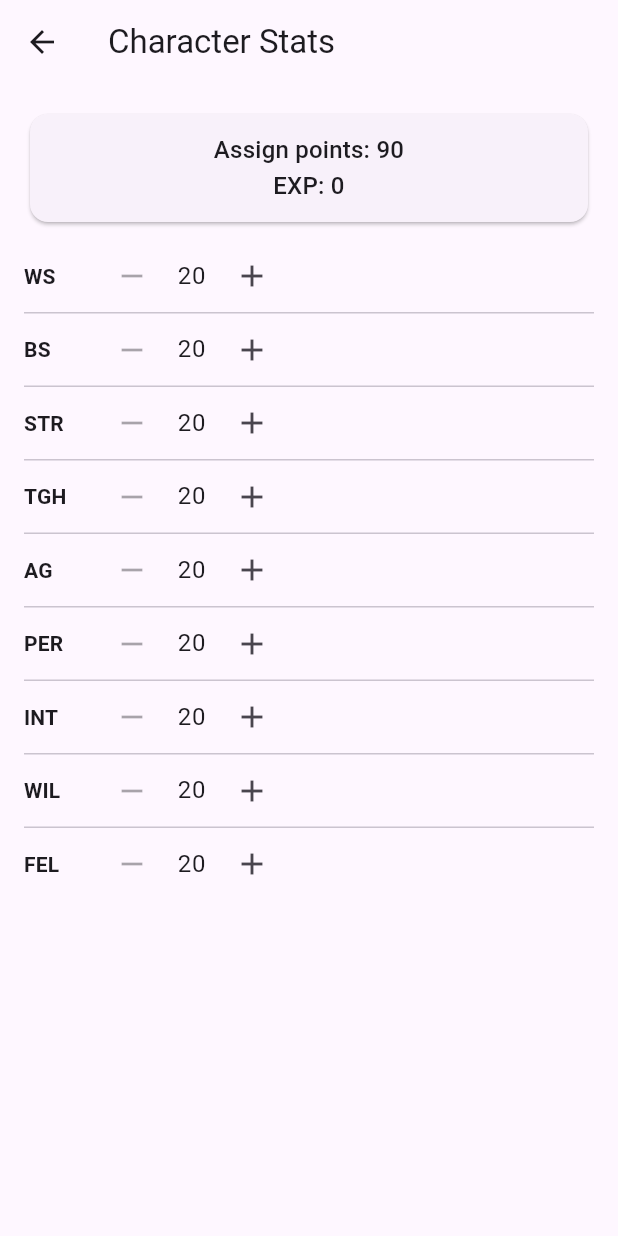
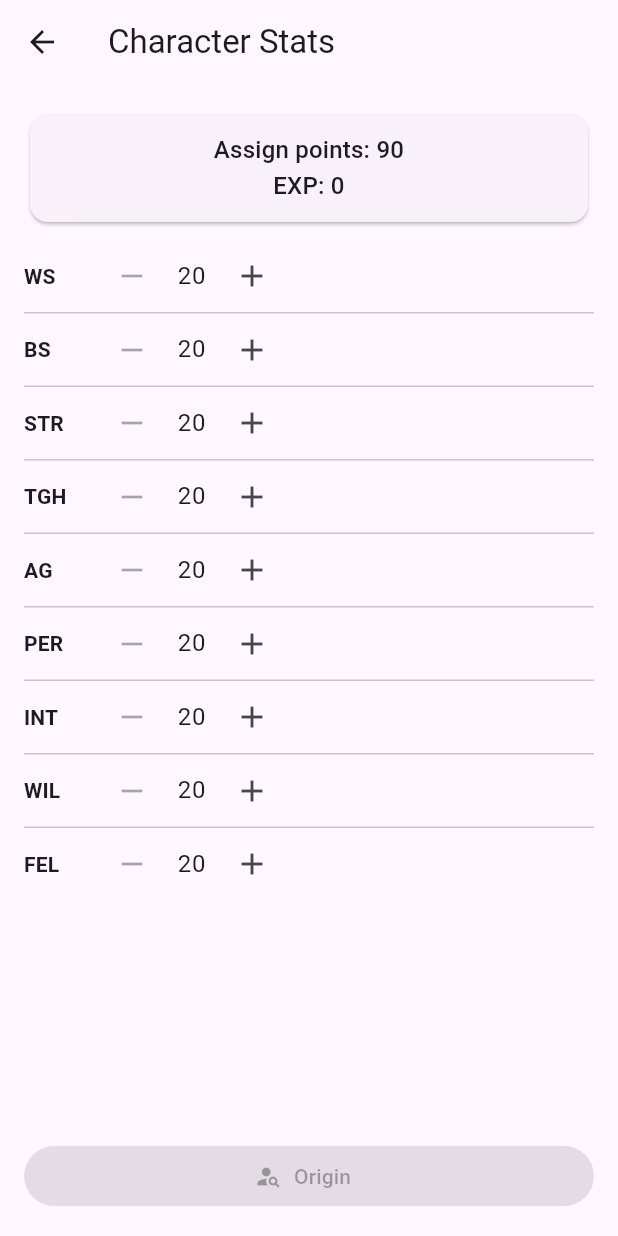
Before and after one commit to Ankater/patron_dossier, a Flutter app: the CharacterCreationScreen screen opened directly with empty values, on a phone screen of 412 x 824 dp. Run offline on Flutter 3.47's test engine with Material 3 defaults, Android fonts, the phone set to English and light mode, and no system bars.

Commit message:
Add Origins screen and navigation logic to character creation.
- Create `OriginsScreen` as a placeholder for character origin selection.
- Add an "Origin" button to `CharacterCreationScreen` with conditional enabling logic based on creation mode and stat allocation.
- Implement navigation to `OriginsScreen` when the "Origin" button is enabled and pressed.
- Refactor `_buildStatList` from a lazy `ListView` to an eager `Column` within a `SingleChildScrollView` to ensure all rows are available for widget testing.
- Add widget tests to verify Origin button states (enabled/disabled) and navigation behavior across different creation modes.

```diff
--- a/lib/features/characters/screens/character_creation_screen.dart
+++ b/lib/features/characters/screens/character_creation_screen.dart
@@ -8,6 +8,7 @@ import '../models/character_stats.dart';
 import '../models/dice_roller.dart';
 import '../models/stat_definition.dart';
 import '../widgets/stat_row.dart';
+import 'origins_screen.dart';
 
 class CharacterCreationScreen extends StatefulWidget {
   const CharacterCreationScreen({super.key, required this.mode});
@@ -103,6 +104,15 @@ class _CharacterCreationScreenState extends State<CharacterCreationScreen> {
 
   bool _canDecrement(int current) => current > 20;
 
+  // Origin is unlocked in roll mode always; in assign mode only when all
+  // points are spent and every stat has been raised above the baseline (≥ 24).
+  bool get _originEnabled {
+    if (widget.mode == CharacterCreationMode.rollStats) return true;
+    if ((_builder.assignCharPoints ?? 0) != 0) return false;
+    final stats = _builder.character.stats;
+    return statDefinitions.every((def) => def.getter(stats) >= 24);
+  }
+
   @override
   Widget build(BuildContext context) {
     final isAssignMode = widget.mode == CharacterCreationMode.assignPoints;
@@ -155,12 +165,12 @@ class _CharacterCreationScreenState extends State<CharacterCreationScreen> {
                 ? _buildReorderableStatList(stats, theme)
                 : _buildStatList(stats, isAssignMode),
           ),
-          if (!isAssignMode)
           Padding(
             padding: const EdgeInsets.fromLTRB(16, 0, 16, 16),
             child: Column(
               crossAxisAlignment: CrossAxisAlignment.stretch,
               children: [
+                if (!isAssignMode) ...[
                   if (_switchStatsButtonVisible) ...[
                     OutlinedButton.icon(
                       icon: const Icon(Icons.swap_vert),
@@ -173,6 +183,19 @@ class _CharacterCreationScreenState extends State<CharacterCreationScreen> {
                     icon: const Icon(Icons.refresh),
                     label: const Text('Reroll'),
                     onPressed: _reroll,
+                  ),
+                  const SizedBox(height: 8),
+                ],
+                FilledButton.icon(
+                  icon: const Icon(Icons.person_search),
+                  label: const Text('Origin'),
+                  onPressed: _originEnabled
+                      ? () => Navigator.of(context).push(
+                            MaterialPageRoute(
+                              builder: (_) => const OriginsScreen(),
+                            ),
+                          )
+                      : null,
                 ),
               ],
             ),
@@ -269,23 +292,28 @@ class _CharacterCreationScreenState extends State<CharacterCreationScreen> {
   }
 
   Widget _buildStatList(CharacterStats stats, bool isAssignMode) {
-    return ListView.separated(
+    // Nine items are few enough to build eagerly — no lazy loading needed,
+    // and eager building keeps all rows in the tree for testability.
+    return SingleChildScrollView(
       padding: const EdgeInsets.symmetric(horizontal: 16, vertical: 8),
-      itemCount: statDefinitions.length,
-      separatorBuilder: (_, __) => const Divider(height: 1),
-      itemBuilder: (context, index) {
-        final def = statDefinitions[index];
-        final value = def.getter(stats);
-        return StatRow(
-          label: def.label,
-          value: value,
+      child: Column(
+        children: [
+          for (var i = 0; i < statDefinitions.length; i++) ...[
+            if (i > 0) const Divider(height: 1),
+            StatRow(
+              label: statDefinitions[i].label,
+              value: statDefinitions[i].getter(stats),
               showControls: isAssignMode,
-          canIncrement: isAssignMode && _canIncrement(value),
-          canDecrement: isAssignMode && _canDecrement(value),
-          onIncrement: () => _onIncrement(def),
-          onDecrement: () => _onDecrement(def),
-        );
-      },
+              canIncrement: isAssignMode &&
+                  _canIncrement(statDefinitions[i].getter(stats)),
+              canDecrement: isAssignMode &&
+                  _canDecrement(statDefinitions[i].getter(stats)),
+              onIncrement: () => _onIncrement(statDefinitions[i]),
+              onDecrement: () => _onDecrement(statDefinitions[i]),
+            ),
+          ],
+        ],
+      ),
     );
   }
 }
```
Also changed, not shown: lib/features/characters/screens/origins_screen.dart (added, +14 -0 lines), 1 other file. Lines whose indentation alone changed are shown as unchanged.
